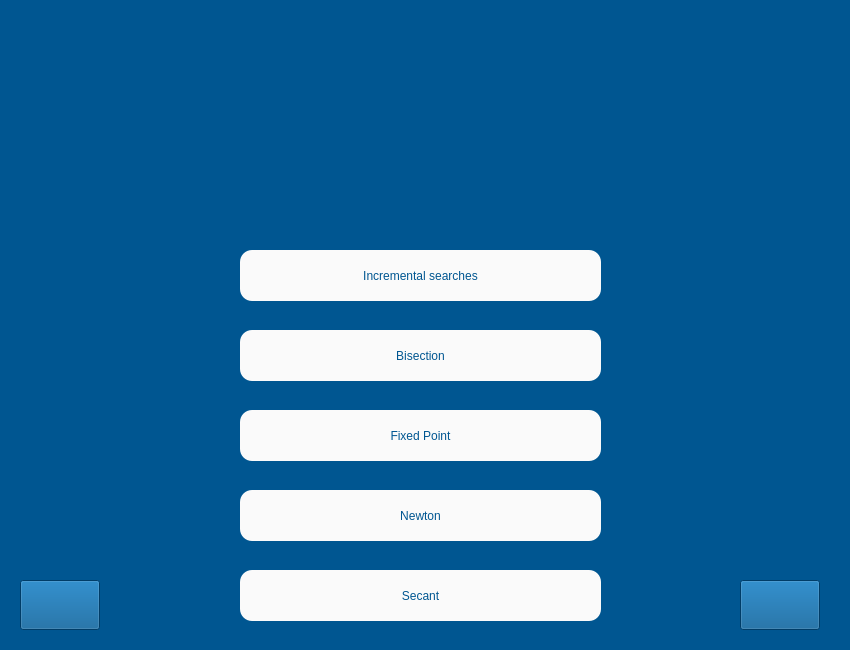
The window that Designer/nonlinear_window.ui (ManuelG28/Numerikiando) describes before a commit, drawn with Qt 5.
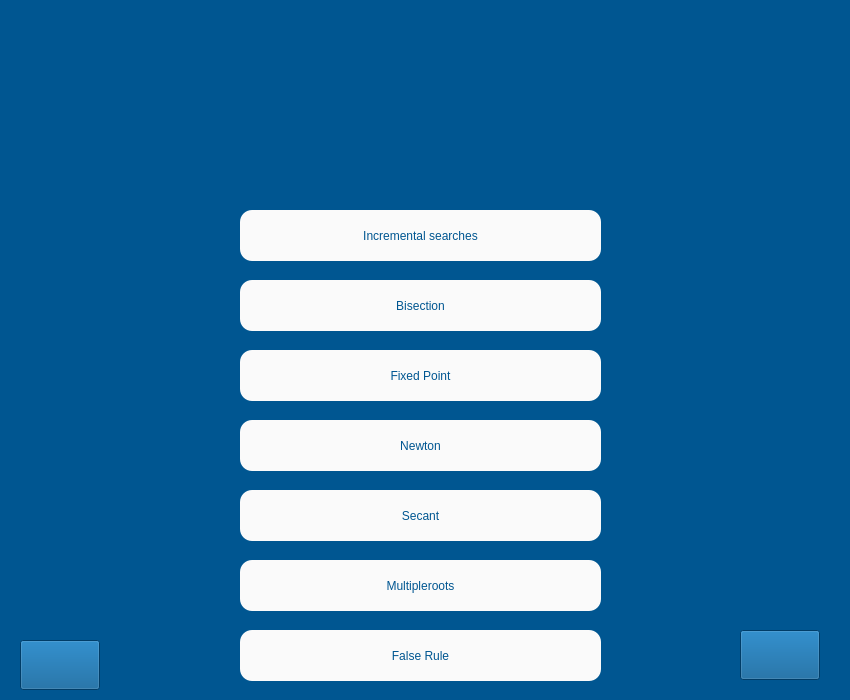
The same window after the commit. Icons and pictures are not drawn.

```diff
--- a/Designer/nonlinear_window.ui
+++ b/Designer/nonlinear_window.ui
@@ -7,19 +7,19 @@
     <x>0</x>
     <y>0</y>
     <width>850</width>
-    <height>650</height>
+    <height>700</height>
    </rect>
   </property>
   <property name="minimumSize">
    <size>
     <width>850</width>
-    <height>650</height>
+    <height>700</height>
    </size>
   </property>
   <property name="maximumSize">
    <size>
-    <width>850</width>
-    <height>650</height>
+    <width>950</width>
+    <height>750</height>
    </size>
   </property>
   <property name="palette">
@@ -112,7 +112,7 @@
    <property name="geometry">
     <rect>
      <x>240</x>
-     <y>250</y>
+     <y>210</y>
      <width>361</width>
      <height>51</height>
     </rect>
@@ -132,7 +132,7 @@
    <property name="geometry">
     <rect>
      <x>240</x>
-     <y>330</y>
+     <y>280</y>
      <width>361</width>
      <height>51</height>
     </rect>
@@ -152,7 +152,7 @@
    <property name="geometry">
     <rect>
      <x>240</x>
-     <y>410</y>
+     <y>350</y>
      <width>361</width>
      <height>51</height>
     </rect>
@@ -172,7 +172,7 @@
    <property name="geometry">
     <rect>
      <x>240</x>
-     <y>490</y>
+     <y>420</y>
      <width>361</width>
      <height>51</height>
     </rect>
@@ -192,7 +192,7 @@
    <property name="geometry">
     <rect>
      <x>240</x>
-     <y>570</y>
+     <y>490</y>
      <width>361</width>
      <height>51</height>
     </rect>
@@ -212,7 +212,7 @@
    <property name="geometry">
     <rect>
      <x>20</x>
-     <y>580</y>
+     <y>640</y>
      <width>80</width>
      <height>50</height>
     </rect>
@@ -235,7 +235,7 @@
    <property name="geometry">
     <rect>
      <x>740</x>
-     <y>580</y>
+     <y>630</y>
      <width>80</width>
      <height>50</height>
     </rect>
@@ -254,6 +254,46 @@
     </size>
    </property>
   </widget>
+  <widget class="QPushButton" name="roots_button">
+   <property name="geometry">
+    <rect>
+     <x>240</x>
+     <y>560</y>
+     <width>361</width>
+     <height>51</height>
+    </rect>
+   </property>
+   <property name="styleSheet">
+    <string notr="true">background-color: rgb(250, 250, 250);
+font: 15pt &quot;MS Shell Dlg 2&quot;;
+color: rgb(0, 86, 145);
+border-radius: 12px;
+</string>
+   </property>
+   <property name="text">
+    <string>Multipleroots</string>
+   </property>
+  </widget>
+  <widget class="QPushButton" name="false_button">
+   <property name="geometry">
+    <rect>
+     <x>240</x>
+     <y>630</y>
+     <width>361</width>
+     <height>51</height>
+    </rect>
+   </property>
+   <property name="styleSheet">
+    <string notr="true">background-color: rgb(250, 250, 250);
+font: 15pt &quot;MS Shell Dlg 2&quot;;
+color: rgb(0, 86, 145);
+border-radius: 12px;
+</string>
+   </property>
+   <property name="text">
+    <string>False Rule</string>
+   </property>
+  </widget>
  </widget>
  <resources>
   <include location="../UserInterface/Util/Images/link.qrc"/>
```
